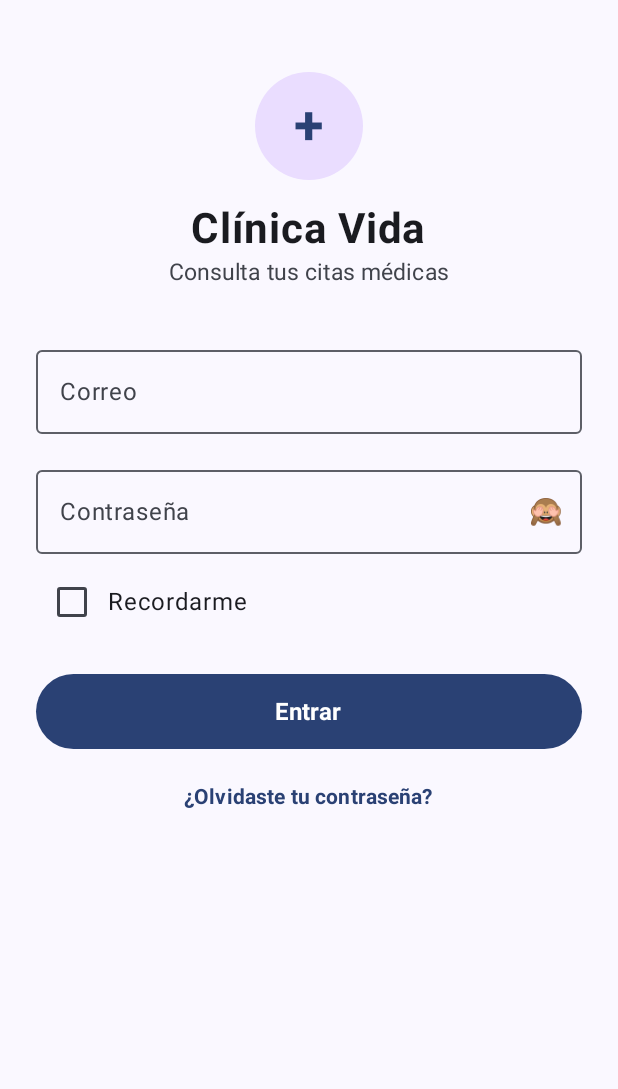
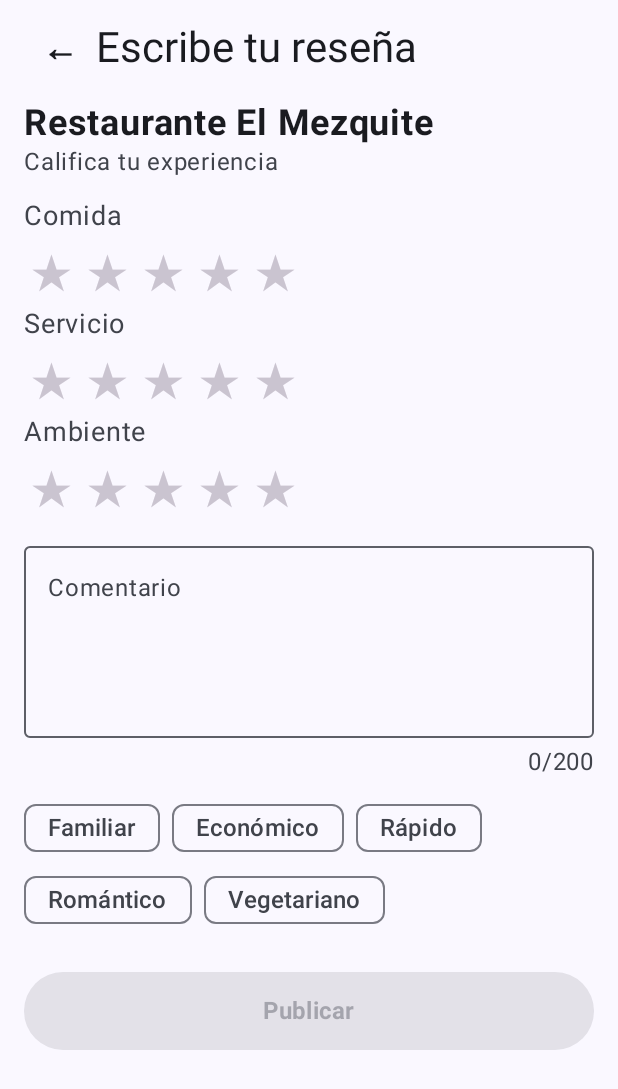
Before and after one commit to CurryBoard1/Manualview, an Android app built with Jetpack Compose: the screen it shows after launch (MainActivity), on a phone screen of 412 x 824 dp. Shown: the top 1089 px of the screen. Run offline under Robolectric (Android 15) with nearby library versions, the phone set to English and light mode, and no system bars.

Commit message:
8vo trabajo

```diff
--- a/app/src/main/java/com/example/manualview/MainActivity.kt
+++ b/app/src/main/java/com/example/manualview/MainActivity.kt
@@ -3,12 +3,10 @@ package com.example.manualview
 import android.os.Bundle
 import androidx.activity.ComponentActivity
 import androidx.activity.compose.setContent
-import androidx.compose.foundation.background
+import androidx.compose.foundation.clickable
 import androidx.compose.foundation.layout.*
 import androidx.compose.foundation.rememberScrollState
-import androidx.compose.foundation.shape.CircleShape
 import androidx.compose.foundation.shape.RoundedCornerShape
-import androidx.compose.foundation.text.KeyboardOptions
 import androidx.compose.foundation.verticalScroll
 import androidx.compose.material3.*
 import androidx.compose.runtime.*
@@ -16,29 +14,20 @@ import androidx.compose.ui.Alignment
 import androidx.compose.ui.Modifier
 import androidx.compose.ui.graphics.Color
 import androidx.compose.ui.text.font.FontWeight
-import androidx.compose.ui.text.input.KeyboardType
-import androidx.compose.ui.text.input.PasswordVisualTransformation
-import androidx.compose.ui.text.input.VisualTransformation
 import androidx.compose.ui.tooling.preview.Preview
 import androidx.compose.ui.unit.dp
 import androidx.compose.ui.unit.sp
 import com.example.manualview.ui.theme.ManualviewTheme
+import java.util.Locale
 
 class MainActivity : ComponentActivity() {
     override fun onCreate(savedInstanceState: Bundle?) {
         super.onCreate(savedInstanceState)
         setContent {
             ManualviewTheme {
-                Surface(
-                    modifier = Modifier.fillMaxSize(),
-                    color = MaterialTheme.colorScheme.background
-                ) {
-                    Box(
-                        modifier = Modifier
-                            .fillMaxSize()
-                            .systemBarsPadding()
-                    ) {
-                        LoginScreen()
+                Surface(Modifier.fillMaxSize()) {
+                    Box(Modifier.fillMaxSize().systemBarsPadding()) {
+                        ResenaScreen(onBack = { finish() })
                     }
                 }
             }
@@ -46,287 +35,202 @@ class MainActivity : ComponentActivity() {
     }
 }
 
-private const val CORREO_OK = "paciente@vida.mx"
-private const val PASS_OK = "Vida2025"
-private const val MAX_INTENTOS = 3
+private val ETIQUETAS = listOf("Familiar", "Económico", "Rápido", "Romántico", "Vegetariano")
+private val DESCRIPCION = listOf("Sin calificar", "Malo", "Regular", "Bueno", "Muy bueno", "Excelente")
+private const val MAX_COMENTARIO = 200
+private val dorado = Color(0xFFF9A825)
 
-enum class LoginEstado {
-    INACTIVO,
-    ERROR,
-    BLOQUEADO,
-    EXITO
+@Composable
+fun ResenaScreen(onBack: () -> Unit = {}) {
+    var comida by remember { mutableIntStateOf(0) }
+    var servicio by remember { mutableIntStateOf(0) }
+    var ambiente by remember { mutableIntStateOf(0) }
+    var comentario by remember { mutableStateOf("") }
+    var etiquetas by remember { mutableStateOf(setOf<String>()) }
+    var publicada by remember { mutableStateOf(false) }
+
+    // derivados
+    val completo = comida > 0 && servicio > 0 && ambiente > 0
+    val general = (comida + servicio + ambiente) / 3.0
+    val puedePublicar = completo && comentario.trim().length >= 20
+
+    Column(
+        Modifier
+            .fillMaxSize()
+            .verticalScroll(rememberScrollState())
+            .padding(horizontal = 16.dp, vertical = 8.dp)
+    ) {
+        Row(verticalAlignment = Alignment.CenterVertically) {
+            IconButton(onClick = onBack) {
+                Text("←", fontSize = 24.sp, fontWeight = FontWeight.Bold)
+            }
+            Text("Escribe tu reseña", style = MaterialTheme.typography.headlineMedium)
+        }
+        Spacer(Modifier.height(12.dp))
+
+        Text("Restaurante El Mezquite", fontSize = 24.sp, fontWeight = FontWeight.Bold)
+        Text("Califica tu experiencia", color = MaterialTheme.colorScheme.onSurfaceVariant)
+        Spacer(Modifier.height(12.dp))
+
+        FilaCalificacion("Comida", comida) { comida = it }
+        FilaCalificacion("Servicio", servicio) { servicio = it }
+        FilaCalificacion("Ambiente", ambiente) { ambiente = it }
+
+        if (completo) {
+            Card(
+                colors = CardDefaults.cardColors(containerColor = Color(0xFFF3EDF7)),
+                shape = RoundedCornerShape(20.dp),
+                modifier = Modifier
+                    .fillMaxWidth()
+                    .padding(vertical = 12.dp)
+            ) {
+                Row(
+                    Modifier
+                        .fillMaxWidth()
+                        .padding(horizontal = 20.dp, vertical = 18.dp),
+                    horizontalArrangement = Arrangement.SpaceBetween,
+                    verticalAlignment = Alignment.CenterVertically
+                ) {
+                    Text(
+                        "Calificación general",
+                        fontSize = 18.sp,
+                        color = MaterialTheme.colorScheme.onSurfaceVariant
+                    )
+                    Row(verticalAlignment = Alignment.CenterVertically) {
+                        Text(
+                            String.format(Locale.US, "%.1f", general),
+                            fontSize = 24.sp,
+                            fontWeight = FontWeight.Bold
+                        )
+                        Spacer(Modifier.width(6.dp))
+                        Text("★", fontSize = 22.sp, color = dorado)
+                    }
+                }
+            }
+        }
+
+        Spacer(Modifier.height(8.dp))
+        ComentarioField(comentario, { comentario = it }, MAX_COMENTARIO)
+
+        FlowRow(
+            Modifier.padding(top = 8.dp),
+            horizontalArrangement = Arrangement.spacedBy(8.dp)
+        ) {
+            ETIQUETAS.forEach { e ->
+                val marcada = e in etiquetas
+                FilterChip(
+                    selected = marcada,
+                    onClick = { etiquetas = if (marcada) etiquetas - e else etiquetas + e },
+                    label = { Text(e, fontSize = 16.sp) },
+                    leadingIcon = if (marcada) {
+                        { Text("✓", fontSize = 16.sp, fontWeight = FontWeight.Bold) }
+                    } else null
+                )
+            }
+        }
+
+        Spacer(Modifier.height(24.dp))
+        Button(
+            onClick = { publicada = true },
+            enabled = puedePublicar,
+            modifier = Modifier.fillMaxWidth().height(52.dp)
+        ) { Text("Publicar", fontWeight = FontWeight.Bold, fontSize = 16.sp) }
+
+        if (publicada) {
+            Spacer(Modifier.height(16.dp))
+            ResumenResena(general, comentario, etiquetas)
+        }
+        Spacer(Modifier.height(16.dp))
+    }
 }
 
 @Composable
-fun LoginScreen() {
-    var email by remember { mutableStateOf("") }
-    var password by remember { mutableStateOf("") }
-    var recordarme by remember { mutableStateOf(false) }
-    var intentosFallidos by remember { mutableIntStateOf(0) }
-    var estado by remember { mutableStateOf(LoginEstado.INACTIVO) }
+private fun FilaCalificacion(nombre: String, rating: Int, onChange: (Int) -> Unit) {
+    Text(nombre, fontSize = 18.sp, color = MaterialTheme.colorScheme.onSurfaceVariant)
+    Row(
+        Modifier.fillMaxWidth(),
+        horizontalArrangement = Arrangement.SpaceBetween,
+        verticalAlignment = Alignment.CenterVertically
+    ) {
+        RatingBar(rating, onChange)
+        Text(
+            if (rating > 0) DESCRIPCION[rating] else "",
+            color = MaterialTheme.colorScheme.primary,
+            fontWeight = FontWeight.Bold,
+            fontSize = 18.sp
+        )
+    }
+}
 
-    val mensajeError = when (estado) {
-        LoginEstado.ERROR -> "Correo o contraseña incorrectos\n(intento $intentosFallidos de $MAX_INTENTOS)"
-        LoginEstado.BLOQUEADO -> "Cuenta bloqueada\nDemasiados intentos fallidos, intenta de nuevo más tarde."
-        else -> null
+// si tocas la estrella que ya estaba marcada se quita la calificación (rating = 0).
+// Lo dejé aquí dentro para que cualquier pantalla que use RatingBar ya lo traiga.
+@Composable
+fun RatingBar(rating: Int, onRatingChange: (Int) -> Unit, modifier: Modifier = Modifier) {
+    Row(modifier) {
+        for (i in 1..5) {
+            Text(
+                "★",
+                fontSize = 32.sp,
+                color = if (i <= rating) dorado else Color(0xFFCAC4D0),
+                modifier = Modifier
+                    .clickable { onRatingChange(if (i == rating) 0 else i) }
+                    .padding(horizontal = 4.dp, vertical = 2.dp)
+            )
+        }
     }
+}
 
-    when (estado) {
-        LoginEstado.EXITO -> HomeScreen(
-            email = email,
-            onLogout = {
-                email = ""
-                password = ""
-                intentosFallidos = 0
-                estado = LoginEstado.INACTIVO
-            }
+@Composable
+fun ComentarioField(texto: String, onChange: (String) -> Unit, maximo: Int = 200) {
+    Column {
+        OutlinedTextField(
+            value = texto,
+            onValueChange = { if (it.length <= maximo) onChange(it) },
+            label = { Text("Comentario") },
+            minLines = 4,
+            modifier = Modifier.fillMaxWidth()
         )
-        else -> LoginForm(
-            email = email,
-            onEmailChange = { email = it },
-            password = password,
-            onPasswordChange = { password = it },
-            recordarme = recordarme,
-            onRecordarmeChange = { recordarme = it },
-            mensajeError = mensajeError,
-            bloqueado = estado == LoginEstado.BLOQUEADO,
-            onLogin = {
-                if (email == CORREO_OK && password == PASS_OK) {
-                    intentosFallidos = 0
-                    estado = LoginEstado.EXITO
-                } else {
-                    intentosFallidos++
-                    estado = if (intentosFallidos >= MAX_INTENTOS) {
-                        LoginEstado.BLOQUEADO
-                    } else {
-                        LoginEstado.ERROR
-                    }
-                }
-            }
+        Text(
+            "${texto.length}/$maximo",
+            color = if (texto.length >= 180) Color.Red else MaterialTheme.colorScheme.onSurfaceVariant,
+            modifier = Modifier
+                .align(Alignment.End)
+                .padding(top = 4.dp)
         )
     }
 }
 
 @Composable
-fun LoginForm(
-    email: String,
-    onEmailChange: (String) -> Unit,
-    password: String,
-    onPasswordChange: (String) -> Unit,
-    recordarme: Boolean,
-    onRecordarmeChange: (Boolean) -> Unit,
-    mensajeError: String?,
-    bloqueado: Boolean,
-    onLogin: () -> Unit
-) {
-    Column(
-        modifier = Modifier
-            .fillMaxSize()
-            .verticalScroll(rememberScrollState())
-            .padding(horizontal = 24.dp),
-        horizontalAlignment = Alignment.CenterHorizontally
+fun ResumenResena(general: Double, comentario: String, etiquetas: Set<String>) {
+    Card(
+        colors = CardDefaults.cardColors(containerColor = Color(0xFFE6F4E7)),
+        shape = RoundedCornerShape(20.dp),
+        modifier = Modifier.fillMaxWidth()
     ) {
-        Spacer(modifier = Modifier.height(48.dp))
-
-        Box(
-            modifier = Modifier
-                .size(72.dp)
-                .background(Color(0xFFEADDFF), CircleShape),
-            contentAlignment = Alignment.Center
-        ) {
-            Text(
-                text = "+",
-                fontSize = 36.sp,
-                fontWeight = FontWeight.Bold,
-                color = MaterialTheme.colorScheme.primary
-            )
-        }
-
-        Spacer(modifier = Modifier.height(16.dp))
-
-        Text(
-            text = "Clínica Vida",
-            fontSize = 28.sp,
-            fontWeight = FontWeight.Bold
-        )
-        Text(
-            text = "Consulta tus citas médicas",
-            fontSize = 15.sp,
-            color = MaterialTheme.colorScheme.onSurfaceVariant
-        )
-
-        Spacer(modifier = Modifier.height(32.dp))
-
-        OutlinedTextField(
-            value = email,
-            onValueChange = onEmailChange,
-            label = { Text("Correo") },
-            singleLine = true,
-            keyboardOptions = KeyboardOptions(keyboardType = KeyboardType.Email),
-            modifier = Modifier.fillMaxWidth()
-        )
-
-        Spacer(modifier = Modifier.height(16.dp))
-
-        PasswordField(
-            value = password,
-            onValueChange = onPasswordChange,
-            modifier = Modifier.fillMaxWidth()
-        )
-
-        Spacer(modifier = Modifier.height(8.dp))
-
-        Row(
-            modifier = Modifier.fillMaxWidth(),
-            verticalAlignment = Alignment.CenterVertically
-        ) {
-            Checkbox(
-                checked = recordarme,
-                onCheckedChange = onRecordarmeChange
-            )
-            Text(
-                text = "Recordarme",
-                fontSize = 16.sp
-            )
-        }
-
-        Spacer(modifier = Modifier.height(8.dp))
-
-        if (mensajeError != null) {
-            val partes = mensajeError.split("\n")
-            Surface(
-                color = Color(0xFFF9DEDC),
-                shape = RoundedCornerShape(16.dp),
-                modifier = Modifier
-                    .fillMaxWidth()
-                    .padding(vertical = 8.dp)
-            ) {
-                Column(
-                    modifier = Modifier.padding(16.dp)
-                ) {
-                    Text(
-                        text = partes[0],
-                        fontWeight = FontWeight.Bold,
-                        color = Color(0xFF8C1D18)
-                    )
-                    if (partes.size > 1) {
-                        Text(
-                            text = partes[1],
-                            fontSize = 14.sp,
-                            color = Color(0xFF8C1D18)
-                        )
-                    }
-                }
-            }
-            Spacer(modifier = Modifier.height(8.dp))
-        } else {
-            Spacer(modifier = Modifier.height(16.dp))
-        }
-
-        Button(
-            onClick = onLogin,
-            enabled = !bloqueado,
-            modifier = Modifier
-                .fillMaxWidth()
-                .height(50.dp)
-        ) {
-            Text(
-                text = "Entrar",
-                fontWeight = FontWeight.Bold,
-                fontSize = 16.sp
-            )
-        }
-
-        Spacer(modifier = Modifier.height(8.dp))
-
-        TextButton(onClick = { /* Olvidaste tu contraseña */ }) {
-            Text(
-                text = "¿Olvidaste tu contraseña?",
-                fontWeight = FontWeight.Bold,
-                color = MaterialTheme.colorScheme.primary
-            )
-        }
-    }
-}
-
-
-@Composable
-fun PasswordField(
-    value: String,
-    onValueChange: (String) -> Unit,
-    modifier: Modifier = Modifier
-) {
-    var mostrarPassword by remember { mutableStateOf(false) }
-
-    OutlinedTextField(
-        value = value,
-        onValueChange = onValueChange,
-        label = { Text("Contraseña") },
-        singleLine = true,
-        visualTransformation = if (mostrarPassword) VisualTransformation.None else PasswordVisualTransformation(),
-        keyboardOptions = KeyboardOptions(keyboardType = KeyboardType.Password),
-        trailingIcon = {
-            IconButton(onClick = { mostrarPassword = !mostrarPassword }) {
+        Column(Modifier.padding(20.dp), verticalArrangement = Arrangement.spacedBy(6.dp)) {
+            Text("¡Reseña publicada!", fontWeight = FontWeight.Bold, fontSize = 20.sp)
+            Text("Calificación general: ${String.format(Locale.US, "%.1f", general)} ★")
+            Text(comentario)
+            if (etiquetas.isNotEmpty()) {
                 Text(
-                    text = if (mostrarPassword) "👁" else "🙈",
-                    fontSize = 18.sp
+                    etiquetas.joinToString(" · "),
+                    color = MaterialTheme.colorScheme.onSurfaceVariant
                 )
             }
-        },
-        modifier = modifier
-    )
-}
-
-@Composable
-fun HomeScreen(
-    email: String,
-    onLogout: () -> Unit
-) {
-    Column(
-        modifier = Modifier
-            .fillMaxSize()
-            .padding(24.dp),
-        horizontalAlignment = Alignment.CenterHorizontally,
-        verticalArrangement = Arrangement.Center
-    ) {
-        Text(
-            text = "Bienvenido",
-            fontSize = 30.sp,
-            fontWeight = FontWeight.Bold
-        )
-        Spacer(modifier = Modifier.height(8.dp))
-        Text(
-            text = email,
-            fontSize = 18.sp,
-            color = MaterialTheme.colorScheme.onSurfaceVariant
-        )
-        Spacer(modifier = Modifier.height(32.dp))
-        OutlinedButton(
-            onClick = onLogout,
-            modifier = Modifier
-                .fillMaxWidth()
-                .height(50.dp)
-        ) {
-            Text(
-                text = "Cerrar sesión",
-                fontWeight = FontWeight.Bold
-            )
         }
     }
 }
 
 @Preview(showBackground = true)
 @Composable
-fun LoginScreenPreview() {
+fun RatingBarPreview() {
+    ManualviewTheme { RatingBar(rating = 4, onRatingChange = {}) }
+}
+
+@Preview(showBackground = true, heightDp = 800)
+@Composable
+fun ResenaScreenPreview() {
     ManualviewTheme {
-        LoginScreen()
+        ResenaScreen()
     }
 }
-
-@Preview(showBackground = true)
-@Composable
-fun HomeScreenPreview() {
-    ManualviewTheme {
-        HomeScreen("paciente@vida.mx", onLogout = {})
-    }
-}
```
